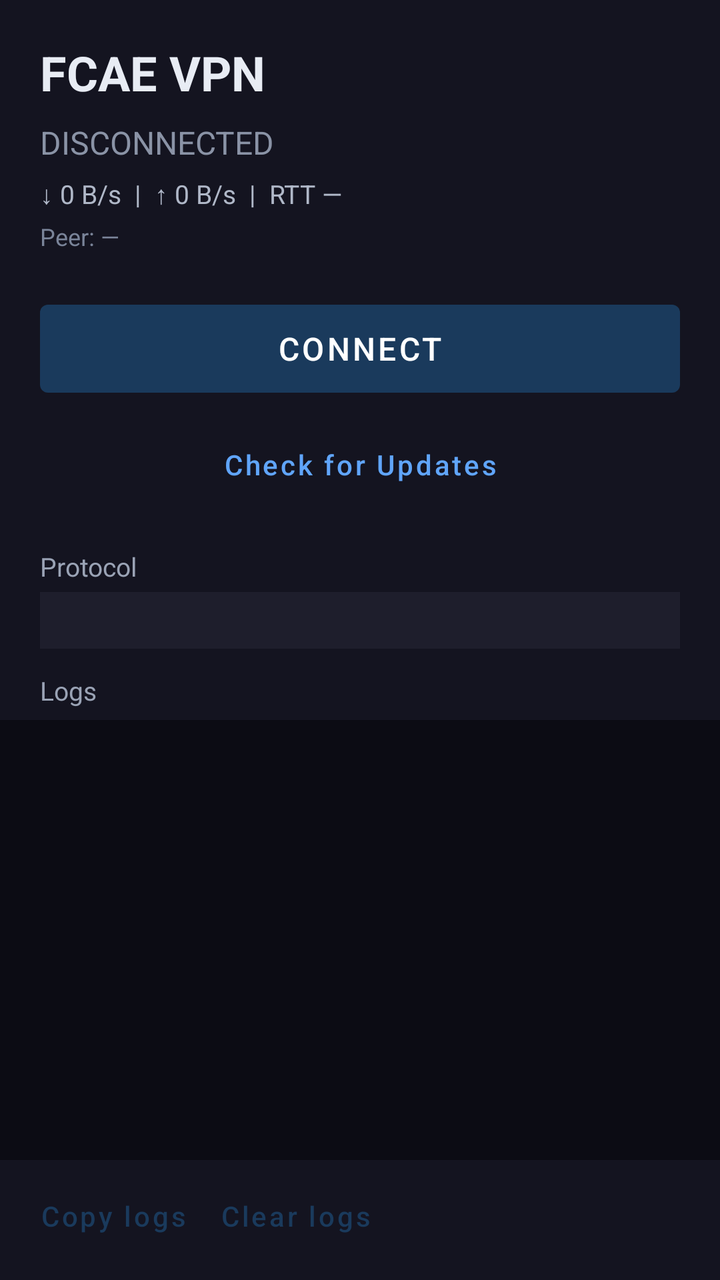
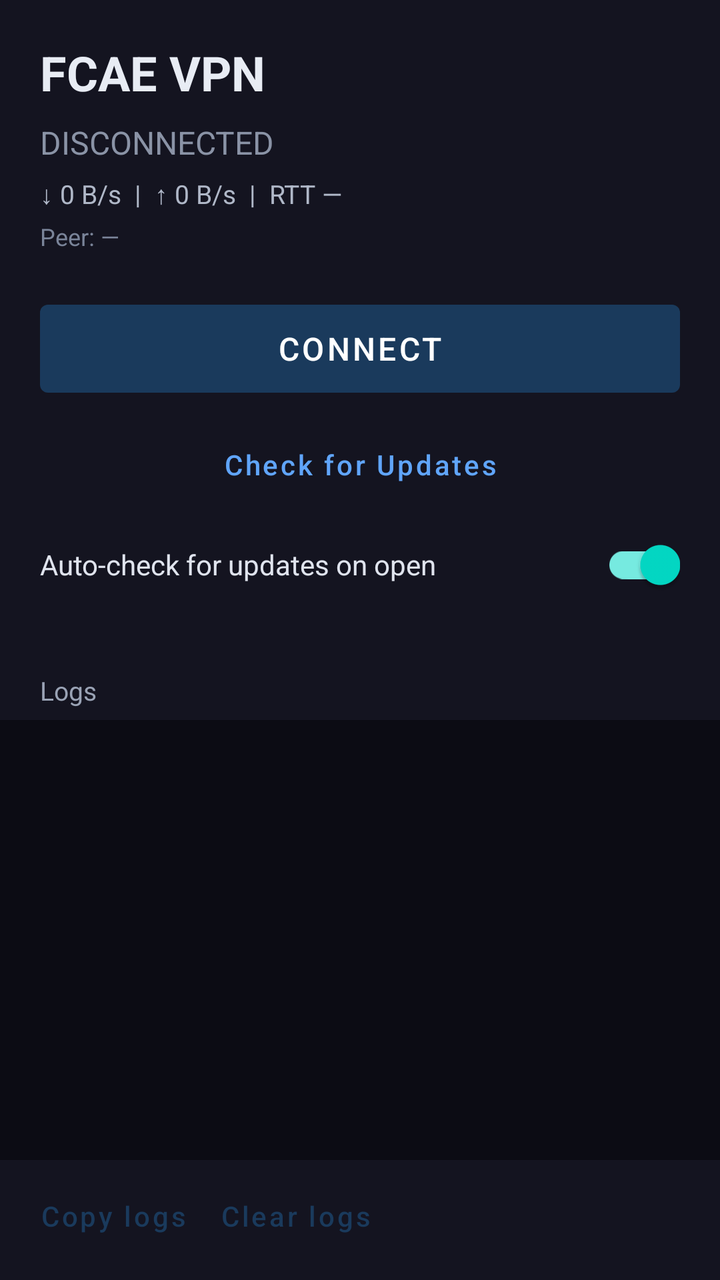

Two renders of the same Android screen: before a commit and after it. Below are the layout's source before the change and the commit's diff.
<!-- AndroidManifest.xml: application theme Theme.FCAEVPN -->
<!-- res/layout/activity_main.xml -->
<?xml version="1.0" encoding="utf-8"?>
<LinearLayout xmlns:android="http://schemas.android.com/apk/res/android"
    android:layout_width="match_parent"
    android:layout_height="match_parent"
    android:orientation="vertical"
    android:fitsSystemWindows="true"
    android:background="#FF141420">

    
    <ScrollView
        android:id="@+id/outerScroll"
        android:layout_width="match_parent"
        android:layout_height="0dp"
        android:layout_weight="1"
        android:fillViewport="true"
        android:scrollbars="none">

        <LinearLayout
            android:layout_width="match_parent"
            android:layout_height="wrap_content"
            android:orientation="vertical"
            android:padding="20dp">

            <TextView
                android:id="@+id/title"
                android:layout_width="match_parent"
                android:layout_height="wrap_content"
                android:text="FCAE VPN"
                android:textColor="#FFE8ECF4"
                android:textSize="24sp"
                android:textStyle="bold" />

            <TextView
                android:id="@+id/statusText"
                android:layout_width="match_parent"
                android:layout_height="wrap_content"
                android:layout_marginTop="8dp"
                android:text="DISCONNECTED"
                android:textColor="#FF8A93A6"
                android:textSize="16sp" />

            <TextView
                android:id="@+id/statsText"
                android:layout_width="match_parent"
                android:layout_height="wrap_content"
                android:layout_marginTop="6dp"
                android:text="\u2193 0 B/s  |  \u2191 0 B/s  |  RTT \u2014"
                android:textColor="#FFB0B8C8"
                android:textSize="13sp" />

            <TextView
                android:id="@+id/peerText"
                android:layout_width="match_parent"
                android:layout_height="wrap_content"
                android:layout_marginTop="4dp"
                android:text="Peer: \u2014"
                android:textColor="#FF7A8499"
                android:textSize="12sp" />

            <com.google.android.material.button.MaterialButton
                android:id="@+id/btnConnect"
                android:layout_width="match_parent"
                android:layout_height="56dp"
                android:layout_marginTop="20dp"
                android:text="CONNECT"
                android:textAllCaps="false"
                android:textSize="16sp" />

            <com.google.android.material.button.MaterialButton
                android:id="@+id/btnCheckUpdates"
                style="@style/Widget.MaterialComponents.Button.TextButton"
                android:layout_width="match_parent"
                android:layout_height="wrap_content"
                android:layout_marginTop="8dp"
                android:text="Check for Updates"
                android:textAllCaps="false"
                android:textSize="14sp"
                android:paddingStart="16dp"
                android:paddingEnd="16dp"
                android:minHeight="44dp"
                android:textColor="#FF60A5FA" />

            <TextView
                android:id="@+id/updateStatus"
                android:layout_width="match_parent"
                android:layout_height="wrap_content"
                android:layout_marginTop="4dp"
                android:textSize="12sp"
                android:textColor="#FF9AA3B5"
                android:visibility="gone" />

            <TextView
                android:layout_width="match_parent"
                android:layout_height="wrap_content"
                android:layout_marginTop="20dp"
                android:text="Protocol"
                android:textColor="#FF9AA3B5"
                android:textSize="13sp" />

            <Spinner
                android:id="@+id/spinnerProtocol"
                android:layout_width="match_parent"
                android:layout_height="48dp"
                android:layout_marginTop="4dp"
                android:background="#FF1E1E2C"
                android:popupBackground="#FF1E1E2C" />

            <TextView
                android:layout_width="match_parent"
                android:layout_height="wrap_content"
                android:layout_marginTop="12dp"
                android:text="Mode"
                android:textColor="#FF9AA3B5"
                android:textSize="13sp" />

            <Spinner
                android:id="@+id/spinnerMode"
                android:layout_width="match_parent"
                android:layout_height="48dp"
                android:layout_marginTop="4dp"
                android:background="#FF1E1E2C"
                android:popupBackground="#FF1E1E2C" />

            <TextView
                android:layout_width="match_parent"
                android:layout_height="wrap_content"
                android:layout_marginTop="12dp"
                android:text="Scan"
                android:textColor="#FF9AA3B5"
                android:textSize="13sp" />

            <Spinner
                android:id="@+id/spinnerScan"
                android:layout_width="match_parent"
                android:layout_height="48dp"
                android:layout_marginTop="4dp"
                android:background="#FF1E1E2C"
                android:popupBackground="#FF1E1E2C" />

            <TextView
                android:layout_width="match_parent"
                android:layout_height="wrap_content"
                android:layout_marginTop="12dp"
                android:text="IP Version"
                android:textColor="#FF9AA3B5"
                android:textSize="13sp" />

            <Spinner
                android:id="@+id/spinnerIpVersion"
                android:layout_width="match_parent"
                android:layout_height="48dp"
                android:layout_marginTop="4dp"
                android:background="#FF1E1E2C"
                android:popupBackground="#FF1E1E2C" />

            <TextView
                android:layout_width="wrap_content"
                android:layout_height="wrap_content"
                android:layout_marginTop="12dp"
                android:text="Obfuscation"
                android:textColor="#FF9AA3B5"
                android:textSize="13sp" />

            <Spinner
                android:id="@+id/spinnerNoize"
                android:layout_width="match_parent"
                android:layout_height="48dp"
                android:layout_marginTop="4dp"
                android:background="#FF1E1E2C"
                android:popupBackground="#FF1E1E2C" />

            <com.google.android.material.switchmaterial.SwitchMaterial
                android:id="@+id/switchH2"
                android:layout_width="match_parent"
                android:layout_height="wrap_content"
                android:layout_marginTop="12dp"
                android:checked="true"
                android:text="HTTP/2 fallback"
                android:textColor="#FFE0E4EE" />

            <com.google.android.material.switchmaterial.SwitchMaterial
                android:id="@+id/switchEch"
                android:layout_width="match_parent"
                android:layout_height="wrap_content"
                android:checked="true"
                android:text="ECH (Encrypted Client Hello)"
                android:textColor="#FFE0E4EE" />

            <com.google.android.material.switchmaterial.SwitchMaterial
                android:id="@+id/switchQuick"
                android:layout_width="match_parent"
                android:layout_height="wrap_content"
                android:text="Quick reconnect"
                android:textColor="#FFE0E4EE" />

            <com.google.android.material.switchmaterial.SwitchMaterial
                android:id="@+id/switchLan"
                android:layout_width="match_parent"
                android:layout_height="wrap_content"
                android:text="LAN sharing"
                android:textColor="#FFE0E4EE" />

            <TextView
                android:layout_width="match_parent"
                android:layout_height="wrap_content"
                android:layout_marginTop="12dp"
                android:text="MASQUE SNI (optional)"
                android:textColor="#FF9AA3B5"
                android:textSize="13sp" />

            <EditText
                android:id="@+id/editSni"
                android:layout_width="match_parent"
                android:layout_height="48dp"
                android:layout_marginTop="4dp"
                android:background="#FF1E1E2C"
                android:hint="default consumer-masque..."
                android:inputType="textUri"
                android:padding="12dp"
                android:textColor="#FFE8ECF4"
                android:textColorHint="#FF5A6478"
                android:textSize="14sp" />

            <TextView
                android:layout_width="match_parent"
                android:layout_height="wrap_content"
                android:layout_marginTop="12dp"
                android:text="Force Peer (optional)"
                android:textColor="#FF9AA3B5"
                android:textSize="13sp" />

            <EditText
                android:id="@+id/editForcePeer"
                android:layout_width="match_parent"
                android:layout_height="48dp"
                android:layout_marginTop="4dp"
                android:background="#FF1E1E2C"
                android:hint="ip:port"
                android:inputType="text"
                android:padding="12dp"
                android:textColor="#FFE8ECF4"
                android:textColorHint="#FF5A6478"
                android:textSize="14sp" />

            <com.google.android.material.switchmaterial.SwitchMaterial
                android:id="@+id/switchLogging"
                android:layout_width="match_parent"
                android:layout_height="wrap_content"
                android:layout_marginTop="16dp"
                android:checked="true"
                android:text="Enable logging"
                android:textColor="#FFE0E4EE" />

            <com.google.android.material.switchmaterial.SwitchMaterial
                android:id="@+id/switchSocks"
                android:layout_width="match_parent"
                android:layout_height="wrap_content"
                android:layout_marginTop="8dp"
                android:checked="true"
                android:text="SOCKS5 proxy (:1819)"
                android:textColor="#FFE0E4EE" />

            <com.google.android.material.switchmaterial.SwitchMaterial
                android:id="@+id/switchHttp"
                android:layout_width="match_parent"
                android:layout_height="wrap_content"
                android:layout_marginTop="4dp"
                android:checked="true"
                android:text="HTTP proxy (:1820)"
                android:textColor="#FFE0E4EE" />

            <TextView
                android:layout_width="match_parent"
                android:layout_height="wrap_content"
                android:layout_marginTop="12dp"
                android:text="SOCKS5 port"
                android:textColor="#FF9AA3B5"
                android:textSize="13sp" />

            <EditText
                android:id="@+id/editSocksPort"
                android:layout_width="match_parent"
                android:layout_height="48dp"
                android:layout_marginTop="4dp"
                android:background="#FF1E1E2C"
                android:inputType="number"
                android:padding="12dp"
                android:text="1819"
                android:textColor="#FFE8ECF4"
                android:textSize="14sp" />

            <TextView
                android:layout_width="match_parent"
                android:layout_height="wrap_content"
                android:layout_marginTop="12dp"
                android:text="HTTP proxy port"
                android:textColor="#FF9AA3B5"
                android:textSize="13sp" />

            <EditText
                android:id="@+id/editHttpPort"
                android:layout_width="match_parent"
                android:layout_height="48dp"
                android:layout_marginTop="4dp"
                android:background="#FF1E1E2C"
                android:inputType="number"
                android:padding="12dp"
                android:text="1820"
                android:textColor="#FFE8ECF4"
                android:textSize="14sp" />

            <TextView
                android:layout_width="match_parent"
                android:layout_height="wrap_content"
                android:layout_marginTop="20dp"
                android:text="Zero Trust (Teams)"
                android:textColor="#FF60A5FA"
                android:textSize="15sp"
                android:textStyle="bold" />

            <TextView
                android:layout_width="match_parent"
                android:layout_height="wrap_content"
                android:layout_marginTop="12dp"
                android:text="Team name"
                android:textColor="#FF9AA3B5"
                android:textSize="13sp" />

            <EditText
                android:id="@+id/editTeam"
                android:layout_width="match_parent"
                android:layout_height="48dp"
                android:layout_marginTop="4dp"
                android:background="#FF1E1E2C"
                android:hint="my-team"
                android:inputType="text"
                android:padding="12dp"
                android:textColor="#FFE8ECF4"
                android:textColorHint="#FF5A6478"
                android:textSize="14sp" />

            <TextView
                android:layout_width="match_parent"
                android:layout_height="wrap_content"
                android:layout_marginTop="12dp"
                android:text="Access token (JWT)"
                android:textColor="#FF9AA3B5"
                android:textSize="13sp" />

            <EditText
                android:id="@+id/editAccessToken"
                android:layout_width="match_parent"
                android:layout_height="48dp"
                android:layout_marginTop="4dp"
                android:background="#FF1E1E2C"
                android:hint="token=..."
                android:inputType="text"
                android:padding="12dp"
                android:textColor="#FFE8ECF4"
                android:textColorHint="#FF5A6478"
                android:textSize="14sp" />

            <TextView
                android:layout_width="match_parent"
                android:layout_height="wrap_content"
                android:layout_marginTop="12dp"
                android:text="Email (for OTP login)"
                android:textColor="#FF9AA3B5"
                android:textSize="13sp" />

            <EditText
                android:id="@+id/editAccessEmail"
                android:layout_width="match_parent"
                android:layout_height="48dp"
                android:layout_marginTop="4dp"
                android:background="#FF1E1E2C"
                android:hint="user@example.com"
                android:inputType="textEmailAddress"
                android:padding="12dp"
                android:textColor="#FFE8ECF4"
                android:textColorHint="#FF5A6478"
                android:textSize="14sp" />

            <TextView
                android:layout_width="match_parent"
                android:layout_height="wrap_content"
                android:layout_marginTop="12dp"
                android:text="Routing file (optional)"
                android:textColor="#FF9AA3B5"
                android:textSize="13sp" />

            <EditText
                android:id="@+id/editRoutesFile"
                android:layout_width="match_parent"
                android:layout_height="48dp"
                android:layout_marginTop="4dp"
                android:background="#FF1E1E2C"
                android:hint="/path/to/routes.txt"
                android:inputType="text"
                android:padding="12dp"
                android:textColor="#FFE8ECF4"
                android:textColorHint="#FF5A6478"
                android:textSize="14sp" />

            <TextView
                android:layout_width="match_parent"
                android:layout_height="wrap_content"
                android:layout_marginTop="12dp"
                android:text="Inline routing rules"
                android:textColor="#FF9AA3B5"
                android:textSize="13sp" />

            <EditText
                android:id="@+id/editRoutesInline"
                android:layout_width="match_parent"
                android:layout_height="120dp"
                android:layout_marginTop="4dp"
                android:background="#FF1E1E2C"
                android:gravity="top|start"
                android:hint="[direct]ip:190.9.2.4,domain.com [block]gazo.com,10.0.0.0/8"
                android:inputType="textMultiLine|textVisiblePassword"
                android:padding="12dp"
                android:textColor="#FFE8ECF4"
                android:textColorHint="#FF5A6478"
                android:textSize="14sp" />

            <TextView
                android:layout_width="match_parent"
                android:layout_height="wrap_content"
                android:layout_marginTop="12dp"
                android:text="Sysprofile (performance)"
                android:textColor="#FF9AA3B5"
                android:textSize="13sp" />

            <Spinner
                android:id="@+id/spinnerSysprofile"
                android:layout_width="match_parent"
                android:layout_height="48dp"
                android:layout_marginTop="4dp"
                android:background="#FF1E1E2C"
                android:popupBackground="#FF1E1E2C" />

        </LinearLayout>
    </ScrollView>

    
    <TextView
        android:layout_width="match_parent"
        android:layout_height="wrap_content"
        android:paddingStart="20dp"
        android:paddingEnd="20dp"
        android:paddingTop="12dp"
        android:paddingBottom="6dp"
        android:text="Logs"
        android:textColor="#FF9AA3B5"
        android:textSize="13sp" />

    <ScrollView
        android:id="@+id/logScroll"
        android:layout_width="match_parent"
        android:layout_height="220dp"
        android:background="#FF0C0C14"
        android:padding="10dp">

        <TextView
            android:id="@+id/logText"
            android:layout_width="match_parent"
            android:layout_height="wrap_content"
            android:fontFamily="monospace"
            android:textColor="#FFA0A8B8"
            android:textSize="11sp"
            android:textIsSelectable="true" />
    </ScrollView>

    <LinearLayout
        android:layout_width="match_parent"
        android:layout_height="wrap_content"
        android:orientation="horizontal"
        android:paddingStart="12dp"
        android:paddingEnd="20dp"
        android:paddingTop="4dp"
        android:paddingBottom="8dp">

        <com.google.android.material.button.MaterialButton
            android:id="@+id/btnCopyLogs"
            style="@style/Widget.MaterialComponents.Button.TextButton"
            android:layout_width="wrap_content"
            android:layout_height="wrap_content"
            android:text="Copy logs"
            android:textAllCaps="false" />

        <com.google.android.material.button.MaterialButton
            android:id="@+id/btnClearLogs"
            style="@style/Widget.MaterialComponents.Button.TextButton"
            android:layout_width="wrap_content"
            android:layout_height="wrap_content"
            android:text="Clear logs"
            android:textAllCaps="false" />
    </LinearLayout>

</LinearLayout>
<!-- resources referenced by this layout -->
<resources>
  <style name="Theme.FCAEVPN" parent="Theme.MaterialComponents.DayNight.NoActionBar">
          <item name="colorPrimary">#FF1A3A5C</item>
          <item name="colorPrimaryVariant">#FF0D2137</item>
          <item name="colorOnPrimary">#FFFFFFFF</item>
          <item name="android:windowBackground">#FF141420</item>
      </style>
</resources>

<!-- the commit's change to res/layout/activity_main.xml (unified diff, before → after) -->
@@ -88,6 +88,15 @@
                 android:textSize="12sp"
                 android:textColor="#FF9AA3B5"
                 android:visibility="gone" />
+
+            <com.google.android.material.switchmaterial.SwitchMaterial
+                android:id="@+id/switchAutoUpdate"
+                android:layout_width="match_parent"
+                android:layout_height="wrap_content"
+                android:layout_marginTop="4dp"
+                android:checked="true"
+                android:text="Auto-check for updates on open"
+                android:textColor="#FFE0E4EE" />
 
             <TextView
                 android:layout_width="match_parent"
